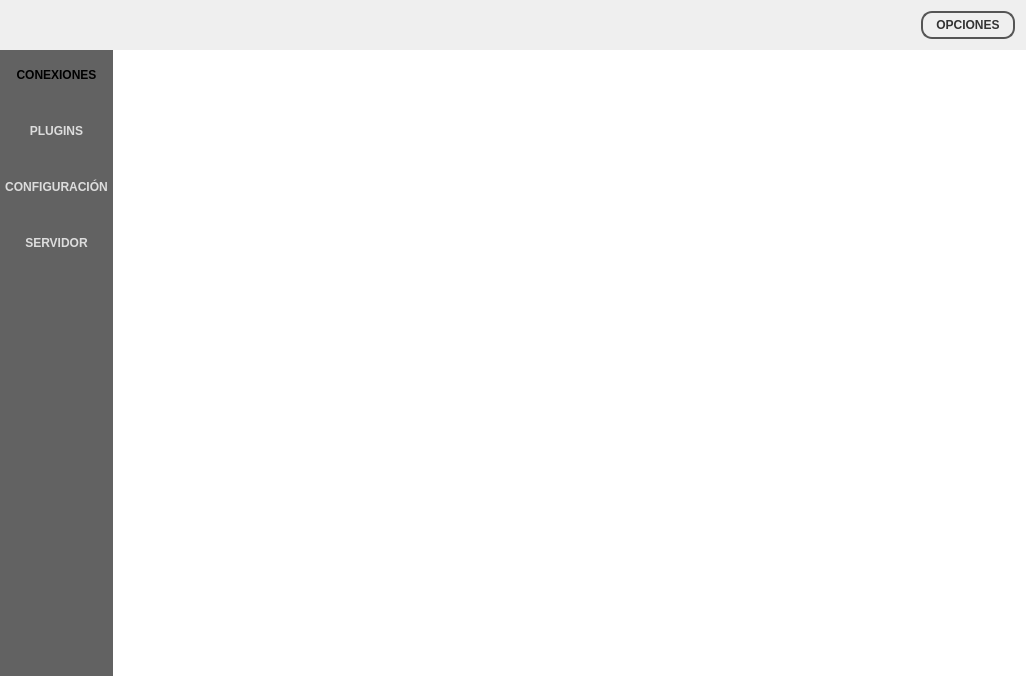
Above: client/stealth.ui from hryuk/stealth before the change. Below: the same form after it.
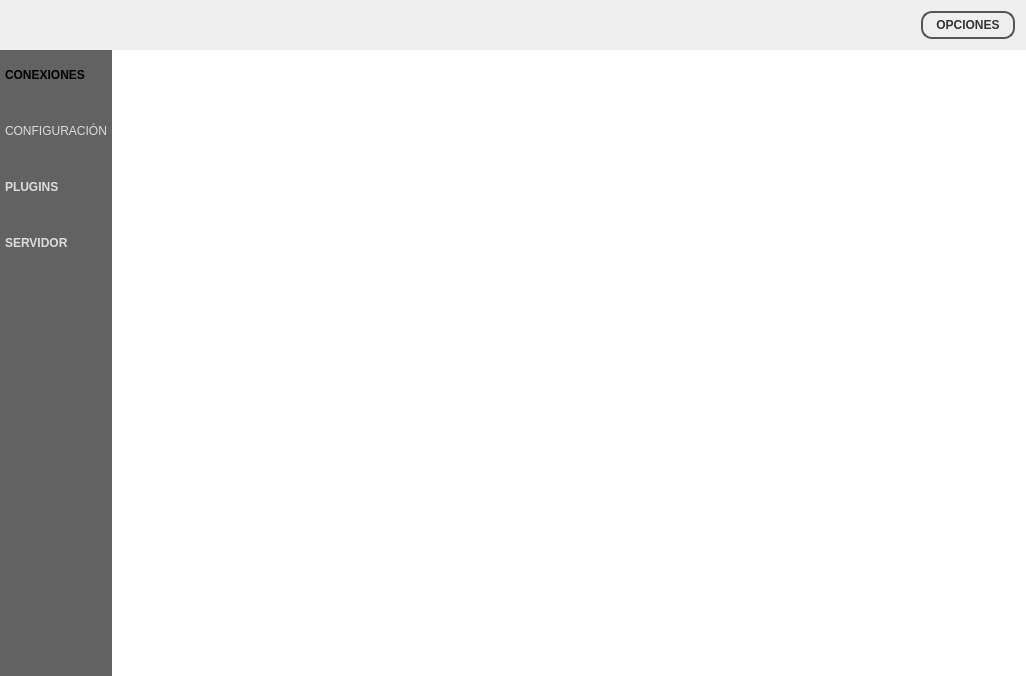
That is the form after the change. Icons and pictures are not drawn.

The edit to the form file:
```diff
--- a/client/stealth.ui
+++ b/client/stealth.ui
@@ -44,6 +44,8 @@
 }
 
 QPushButton {
+
+text-align: left;
 color: #ddd;
 border: 0px solid #555;
 padding: 5px;
@@ -59,6 +61,14 @@
 background: qradialgradient(cx: 0.4, cy: -0.1,
 fx: 0.4, fy: -0.1,
 radius: 1.35, stop: 0 #fff, stop: 1 #ddd);
+}
+
+QPushButton:pressed
+{
+color:  #000;
+background: qradialgradient(cx: 0.4, cy: -0.1,
+fx: 0.4, fy: -0.1,
+radius: 1.35, stop: 0 #fff, stop: 1 #ddd);;
 }</string>
       </property>
       <property name="frameShape">
@@ -82,7 +92,7 @@
          <item>
           <widget class="QPushButton" name="pushButton_3">
            <property name="sizePolicy">
-            <sizepolicy hsizetype="Minimum" vsizetype="Fixed">
+            <sizepolicy hsizetype="Expanding" vsizetype="Fixed">
              <horstretch>0</horstretch>
              <verstretch>0</verstretch>
             </sizepolicy>
@@ -106,42 +116,35 @@
            <property name="text">
             <string>CONEXIONES</string>
            </property>
+           <property name="icon">
+            <iconset resource="Resource.qrc">
+             <normaloff>:/res/img/connection_2.png</normaloff>:/res/img/connection_2.png</iconset>
+           </property>
+           <property name="iconSize">
+            <size>
+             <width>32</width>
+             <height>32</height>
+            </size>
+           </property>
            <property name="checkable">
             <bool>true</bool>
            </property>
            <property name="checked">
             <bool>true</bool>
            </property>
-          </widget>
-         </item>
-         <item>
-          <widget class="QPushButton" name="pushButton_4">
-           <property name="minimumSize">
-            <size>
-             <width>90</width>
-             <height>50</height>
-            </size>
-           </property>
-           <property name="font">
-            <font>
-             <pointsize>9</pointsize>
-             <weight>75</weight>
-             <bold>true</bold>
-            </font>
-           </property>
-           <property name="focusPolicy">
-            <enum>Qt::NoFocus</enum>
-           </property>
-           <property name="text">
-            <string>PLUGINS</string>
-           </property>
-           <property name="checkable">
+           <property name="autoExclusive">
             <bool>true</bool>
            </property>
           </widget>
          </item>
          <item>
           <widget class="QPushButton" name="pushButton_5">
+           <property name="sizePolicy">
+            <sizepolicy hsizetype="Expanding" vsizetype="Fixed">
+             <horstretch>0</horstretch>
+             <verstretch>0</verstretch>
+            </sizepolicy>
+           </property>
            <property name="minimumSize">
             <size>
              <width>90</width>
@@ -151,8 +154,8 @@
            <property name="font">
             <font>
              <pointsize>9</pointsize>
-             <weight>75</weight>
-             <bold>true</bold>
+             <weight>50</weight>
+             <bold>false</bold>
             </font>
            </property>
            <property name="focusPolicy">
@@ -161,13 +164,80 @@
            <property name="text">
             <string>CONFIGURACIÓN</string>
            </property>
+           <property name="icon">
+            <iconset resource="Resource.qrc">
+             <normaloff>:/res/img/settings_1.png</normaloff>:/res/img/settings_1.png</iconset>
+           </property>
+           <property name="iconSize">
+            <size>
+             <width>32</width>
+             <height>32</height>
+            </size>
+           </property>
            <property name="checkable">
+            <bool>true</bool>
+           </property>
+           <property name="autoExclusive">
+            <bool>true</bool>
+           </property>
+          </widget>
+         </item>
+         <item>
+          <widget class="QPushButton" name="pushButton_4">
+           <property name="enabled">
+            <bool>true</bool>
+           </property>
+           <property name="sizePolicy">
+            <sizepolicy hsizetype="Expanding" vsizetype="Fixed">
+             <horstretch>0</horstretch>
+             <verstretch>0</verstretch>
+            </sizepolicy>
+           </property>
+           <property name="minimumSize">
+            <size>
+             <width>90</width>
+             <height>50</height>
+            </size>
+           </property>
+           <property name="font">
+            <font>
+             <pointsize>9</pointsize>
+             <weight>75</weight>
+             <bold>true</bold>
+            </font>
+           </property>
+           <property name="focusPolicy">
+            <enum>Qt::NoFocus</enum>
+           </property>
+           <property name="text">
+            <string>PLUGINS</string>
+           </property>
+           <property name="icon">
+            <iconset resource="Resource.qrc">
+             <normaloff>:/res/img/plugin.png</normaloff>:/res/img/plugin.png</iconset>
+           </property>
+           <property name="iconSize">
+            <size>
+             <width>32</width>
+             <height>32</height>
+            </size>
+           </property>
+           <property name="checkable">
+            <bool>false</bool>
+           </property>
+           <property name="autoExclusive">
             <bool>true</bool>
            </property>
           </widget>
          </item>
          <item>
           <widget class="QPushButton" name="pushButton_2">
+           <property name="sizePolicy">
+            <sizepolicy hsizetype="Expanding" vsizetype="Fixed">
+             <horstretch>0</horstretch>
+             <verstretch>0</verstretch>
+            </sizepolicy>
+           </property>
            <property name="minimumSize">
             <size>
              <width>90</width>
@@ -187,7 +257,20 @@
            <property name="text">
             <string>SERVIDOR</string>
            </property>
+           <property name="icon">
+            <iconset resource="Resource.qrc">
+             <normaloff>:/res/img/server.png</normaloff>:/res/img/server.png</iconset>
+           </property>
+           <property name="iconSize">
+            <size>
+             <width>32</width>
+             <height>32</height>
+            </size>
+           </property>
            <property name="checkable">
+            <bool>false</bool>
+           </property>
+           <property name="autoExclusive">
             <bool>true</bool>
            </property>
           </widget>
```
Left out of the diff: 14 changed lines with no effect on the pictures.
